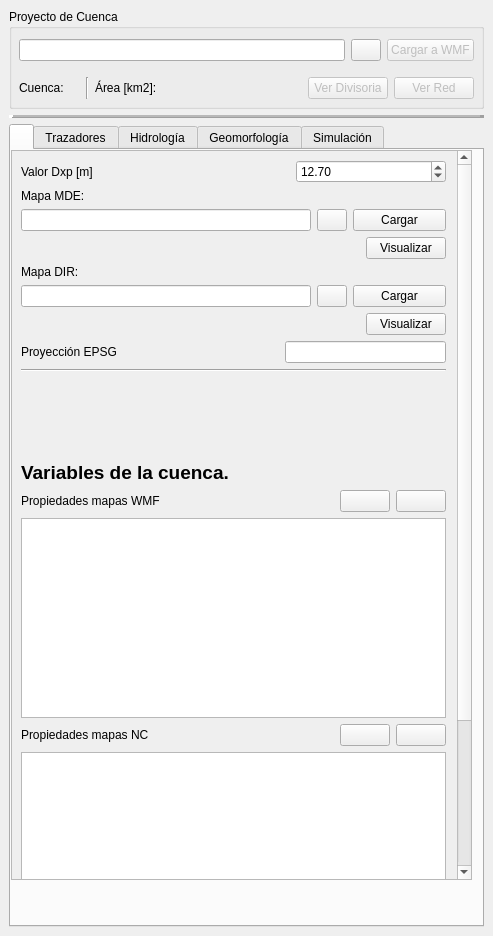
Above: qgisplugin/HydroSEDPlugin_dockwidget_base.ui from nicolas998/WMF before the change. Below: the same form after it.
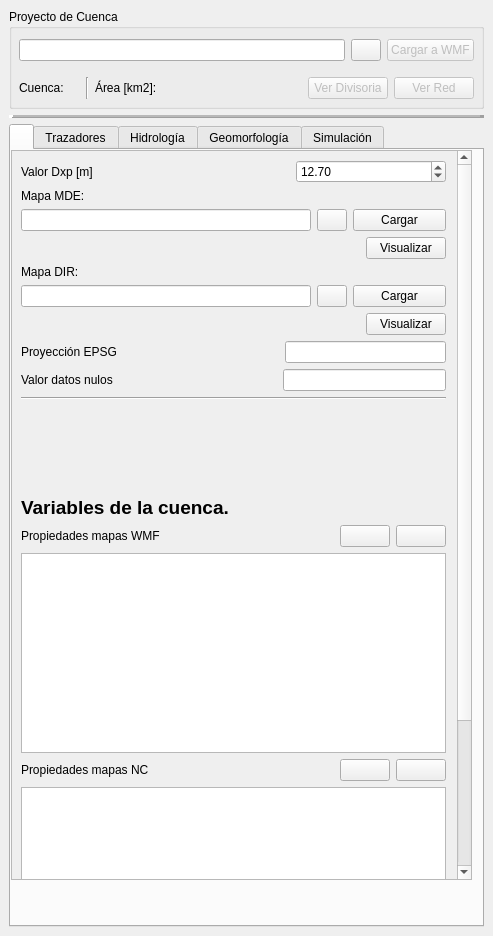
That is the form after the change. Icons and pictures are not drawn. Custom widgets are drawn as their Qt base class.

Commit message: se corrigen los bugs por los cuales el noData era diferente cuando se cargaba la cuenca o un mapa DEM, y el bug del dxp que se carga desde la cuenca, el cual iniciaba en cero.

The edit to the form file:
```diff
--- a/qgisplugin/HydroSEDPlugin_dockwidget_base.ui
+++ b/qgisplugin/HydroSEDPlugin_dockwidget_base.ui
@@ -344,7 +344,7 @@
                  <x>0</x>
                  <y>0</y>
                  <width>425</width>
-                 <height>820</height>
+                 <height>855</height>
                 </rect>
                </property>
                <layout class="QVBoxLayout" name="verticalLayoutConfiguracionGeneral">
@@ -653,6 +653,52 @@
                   </item>
                  </layout>
                 </item>
+                <item>
+                 <layout class="QHBoxLayout" name="horizontalLayout_39">
+                  <item>
+                   <widget class="QLabel" name="label_set_dxp_3">
+                    <property name="toolTip">
+                     <string>Código EPSG de los mapas DEM y DIR cargados para el proyecto.</string>
+                    </property>
+                    <property name="whatsThis">
+                     <string>Valor en metros del tamano de una celda en el mapa.</string>
+                    </property>
+                    <property name="layoutDirection">
+                     <enum>Qt::LeftToRight</enum>
+                    </property>
+                    <property name="text">
+                     <string>Valor datos nulos</string>
+                    </property>
+                   </widget>
+                  </item>
+                  <item>
+                   <spacer name="horizontalSpacer_23">
+                    <property name="orientation">
+                     <enum>Qt::Horizontal</enum>
+                    </property>
+                    <property name="sizeHint" stdset="0">
+                     <size>
+                      <width>40</width>
+                      <height>20</height>
+                     </size>
+                    </property>
+                   </spacer>
+                  </item>
+                  <item>
+                   <widget class="QLineEdit" name="LineEditNoData">
+                    <property name="maximumSize">
+                     <size>
+                      <width>290</width>
+                      <height>16777215</height>
+                     </size>
+                    </property>
+                    <property name="readOnly">
+                     <bool>true</bool>
+                    </property>
+                   </widget>
+                  </item>
+                 </layout>
+                </item>
                 <item>
                  <widget class="Line" name="line_13">
                   <property name="orientation">
```
The commit also changes 3 other files.
